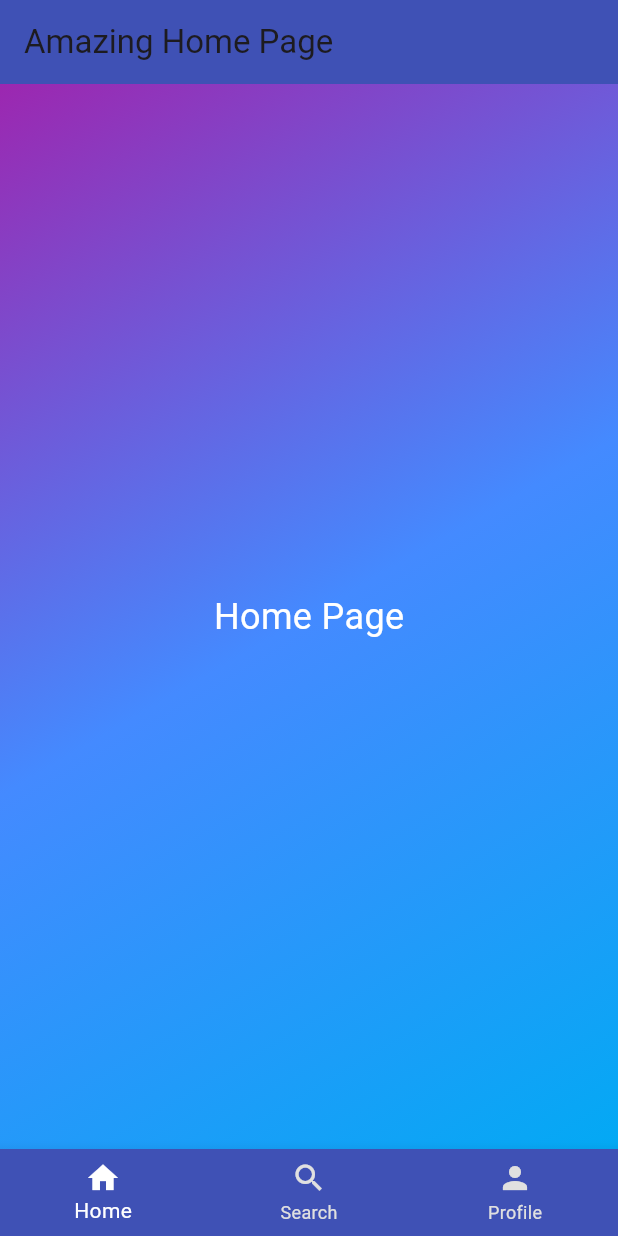
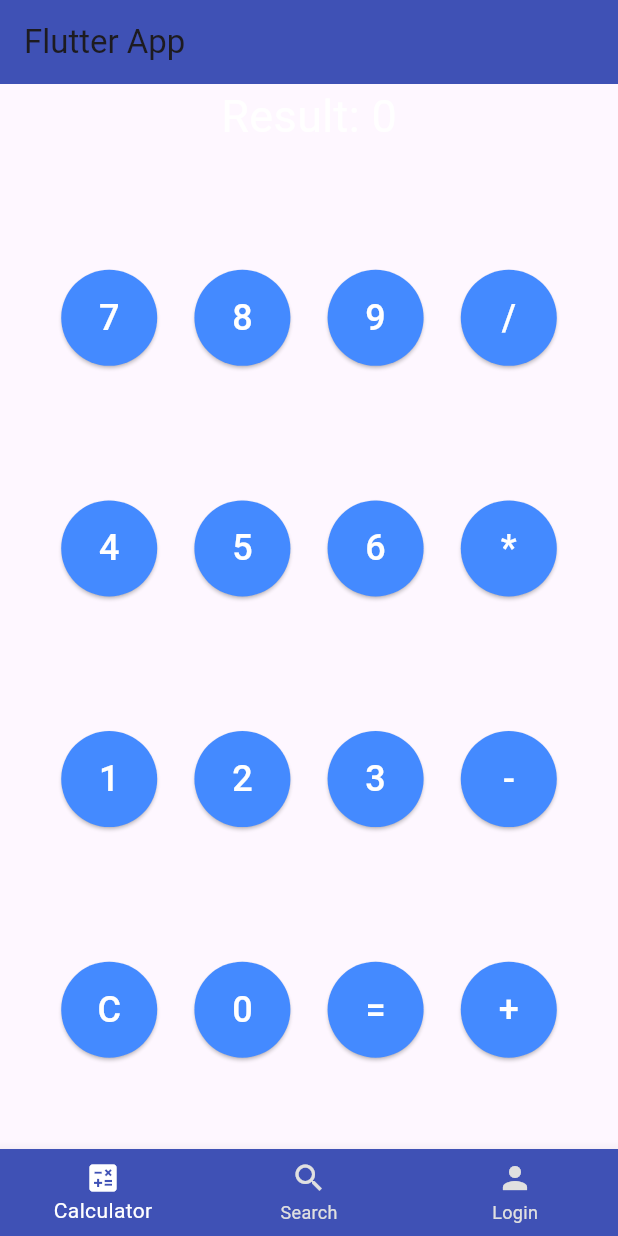
Before and after one commit to natanmuletahunde/CLP_flutter, a Flutter app: the screen it shows after launch, on a phone screen of 412 x 824 dp. Run offline on Flutter 3.47's test engine with Material 3 defaults, Android fonts, the phone set to English and light mode, and no system bars.

Commit message:
create the dependcies of the google url

```diff
--- a/lib/main.dart
+++ b/lib/main.dart
@@ -8,7 +8,7 @@ class MyApp extends StatelessWidget {
   @override
   Widget build(BuildContext context) {
     return MaterialApp(
-      title: 'Flutter Demo',
+      title: 'Flutter Multi Page App',
       theme: ThemeData(
         primarySwatch: Colors.blue,
       ),
@@ -25,11 +25,11 @@ class HomePage extends StatefulWidget {
 class _HomePageState extends State<HomePage> {
   int _selectedIndex = 0;
 
-  // This list holds the pages for the bottom navigation items.
+  // List of pages for bottom navigation
   final List<Widget> _pages = [
-    Center(child: Text('Home Page', style: TextStyle(fontSize: 24, color: Colors.white))),
-    Center(child: Text('Search', style: TextStyle(fontSize: 24, color: Colors.white))),
-    Center(child: Text('Profile', style: TextStyle(fontSize: 24, color: Colors.white))),
+    CalculatorPage(),
+    SearchPage(),
+    LoginPage(),
   ];
 
   void _onItemTapped(int index) {
@@ -42,19 +42,10 @@ class _HomePageState extends State<HomePage> {
   Widget build(BuildContext context) {
     return Scaffold(
       appBar: AppBar(
-        title: Text('Amazing Home Page'),
+        title: Text('Flutter App'),
         backgroundColor: Colors.indigo,
       ),
-      body: Container(
-        decoration: BoxDecoration(
-          gradient: LinearGradient(
-            colors: [Colors.purple, Colors.blueAccent, Colors.lightBlue],
-            begin: Alignment.topLeft,
-            end: Alignment.bottomRight,
-          ),
-        ),
-        child: _pages[_selectedIndex],
-      ),
+      body: _pages[_selectedIndex],
       bottomNavigationBar: BottomNavigationBar(
         backgroundColor: Colors.indigo,
         selectedItemColor: Colors.white,
@@ -63,8 +54,8 @@ class _HomePageState extends State<HomePage> {
         onTap: _onItemTapped,
         items: const [
           BottomNavigationBarItem(
-            icon: Icon(Icons.home),
-            label: 'Home',
+            icon: Icon(Icons.calculate),
+            label: 'Calculator',
           ),
           BottomNavigationBarItem(
             icon: Icon(Icons.search),
@@ -72,10 +63,219 @@ class _HomePageState extends State<HomePage> {
           ),
           BottomNavigationBarItem(
             icon: Icon(Icons.person),
-            label: 'Profile',
+            label: 'Login',
           ),
         ],
       ),
     );
   }
 }
+
+class CalculatorPage extends StatefulWidget {
+  @override
+  _CalculatorPageState createState() => _CalculatorPageState();
+}
+
+class _CalculatorPageState extends State<CalculatorPage> {
+  String _output = "0";
+  String _input = "";
+
+  void _onButtonPressed(String value) {
+    setState(() {
+      if (value == "=") {
+        try {
+          _output = _calculate(_input);
+        } catch (e) {
+          _output = "Error";
+        }
+        _input = "";
+      } else if (value == "C") {
+        _input = "";
+        _output = "0";
+      } else {
+        _input += value;
+      }
+    });
+  }
+
+  String _calculate(String input) {
+    final result = _evaluate(input);
+    return result.toString();
+  }
+
+  double _evaluate(String expression) {
+    final parser = _ExpressionParser();
+    return parser.parse(expression);
+  }
+
+  @override
+  Widget build(BuildContext context) {
+    return Column(
+      mainAxisAlignment: MainAxisAlignment.center,
+      children: [
+        Text(
+          'Result: $_output',
+          style: TextStyle(fontSize: 30, color: Colors.white),
+        ),
+        SizedBox(height: 20),
+        _buildButtons(),
+      ],
+    );
+  }
+
+  Widget _buildButtons() {
+    final buttons = [
+      ['7', '8', '9', '/'],
+      ['4', '5', '6', '*'],
+      ['1', '2', '3', '-'],
+      ['C', '0', '=', '+'],
+    ];
+
+    return Expanded(
+      child: Container(
+        padding: EdgeInsets.all(16.0),
+        child: Column(
+          children: buttons.map((row) {
+            return Expanded(
+              child: Row(
+                mainAxisAlignment: MainAxisAlignment.spaceEvenly,
+                children: row.map((buttonText) {
+                  return _buildButton(buttonText);
+                }).toList(),
+              ),
+            );
+          }).toList(),
+        ),
+      ),
+    );
+  }
+
+  Widget _buildButton(String text) {
+    return ElevatedButton(
+      onPressed: () => _onButtonPressed(text),
+      style: ElevatedButton.styleFrom(
+        padding: EdgeInsets.symmetric(horizontal: 24, vertical: 18), backgroundColor: Colors.blueAccent,
+        shape: CircleBorder(),
+      ),
+      child: Text(
+        text,
+        style: TextStyle(fontSize: 24, color: Colors.white),
+      ),
+    );
+  }
+}
+
+class _ExpressionParser {
+  double parse(String expression) {
+    try {
+      final tokens = expression.split(RegExp(r'([+\-*/])'));
+      double result = double.parse(tokens[0]);
+      for (int i = 1; i < tokens.length; i += 2) {
+        final operator = tokens[i];
+        final nextValue = double.parse(tokens[i + 1]);
+        switch (operator) {
+          case '+':
+            result += nextValue;
+            break;
+          case '-':
+            result -= nextValue;
+            break;
+          case '*':
+            result *= nextValue;
+            break;
+          case '/':
+            result /= nextValue;
+            break;
+        }
+      }
+      return result;
+    } catch (e) {
+      return 0.0;
+    }
+  }
+}
+
+class LoginPage extends StatelessWidget {
+  final TextEditingController _firstNameController = TextEditingController();
+  final TextEditingController _lastNameController = TextEditingController();
+  final TextEditingController _emailController = TextEditingController();
+  final TextEditingController _passwordController = TextEditingController();
+
+  @override
+  Widget build(BuildContext context) {
+    return Padding(
+      padding: const EdgeInsets.all(16.0),
+      child: Column(
+        mainAxisAlignment: MainAxisAlignment.center,
+        children: [
+          TextField(
+            controller: _firstNameController,
+            decoration: InputDecoration(labelText: 'First Name'),
+          ),
+          TextField(
+            controller: _lastNameController,
+            decoration: InputDecoration(labelText: 'Last Name'),
+          ),
+          TextField(
+            controller: _emailController,
+            decoration: InputDecoration(labelText: 'Email'),
+          ),
+          TextField(
+            controller: _passwordController,
+            decoration: InputDecoration(labelText: 'Password'),
+            obscureText: true,
+          ),
+          SizedBox(height: 20),
+          ElevatedButton(
+            onPressed: () {
+              // You can handle login logic here
+              print('Logged in with: ${_firstNameController.text}, ${_lastNameController.text}, ${_emailController.text}');
+            },
+            child: Text('Login'),
+          ),
+        ],
+      ),
+    );
+  }
+}
+
+class SearchPage extends StatefulWidget {
+  @override
+  _SearchPageState createState() => _SearchPageState();
+}
+
+class _SearchPageState extends State<SearchPage> {
+  final TextEditingController _searchController = TextEditingController();
+
+  @override
+  Widget build(BuildContext context) {
+    return Padding(
+      padding: const EdgeInsets.all(16.0),
+      child: Column(
+        mainAxisAlignment: MainAxisAlignment.center,
+        children: [
+          TextField(
+            controller: _searchController,
+            decoration: InputDecoration(labelText: 'Search Google'),
+          ),
+          SizedBox(height: 20),
+          ElevatedButton(
+            onPressed: () {
+              final query = _searchController.text;
+              if (query.isNotEmpty) {
+                _launchGoogleSearch(query);
+              }
+            },
+            child: Text('Search'),
+          ),
+        ],
+      ),
+    );
+  }
+
+  void _launchGoogleSearch(String query) {
+    final searchUrl = 'https://www.google.com/search?q=$query';
+    print('Launching Google search for: $searchUrl');
+    // You can use url_launcher package to launch the URL in browser
+  }
+}
--- a/pubspec.yaml
+++ b/pubspec.yaml
@@ -30,6 +30,8 @@ environment:
 dependencies:
   flutter:
     sdk: flutter
+  http: ^0.13.3
+  url_launcher: ^6.0.9
 
 
   # The following adds the Cupertino Icons font to your application.
```
Also changed, not shown: pubspec.lock, 5 other files.
